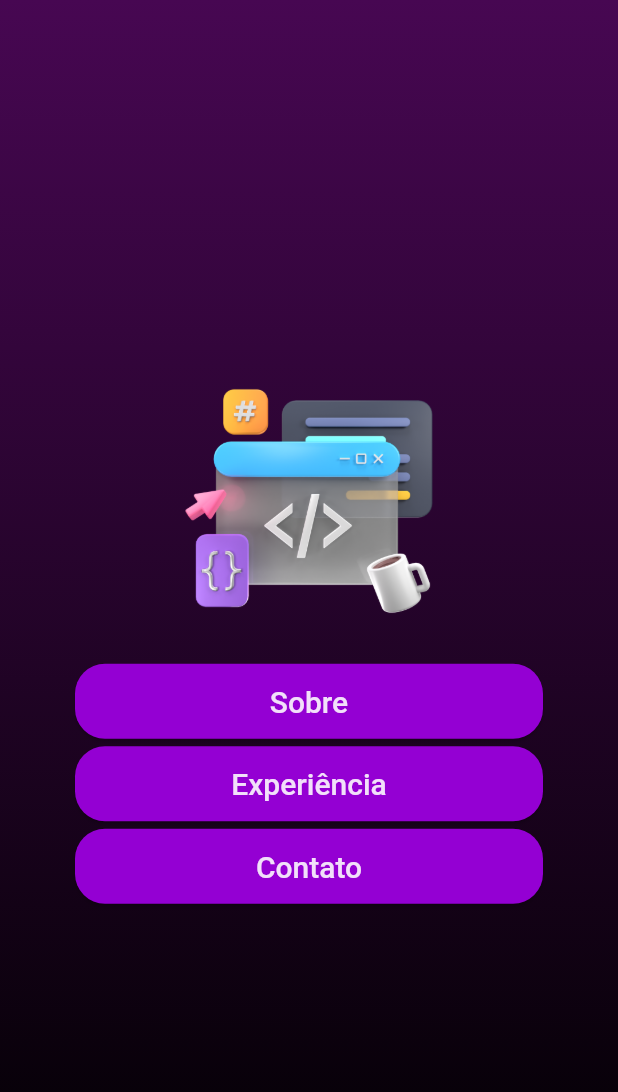
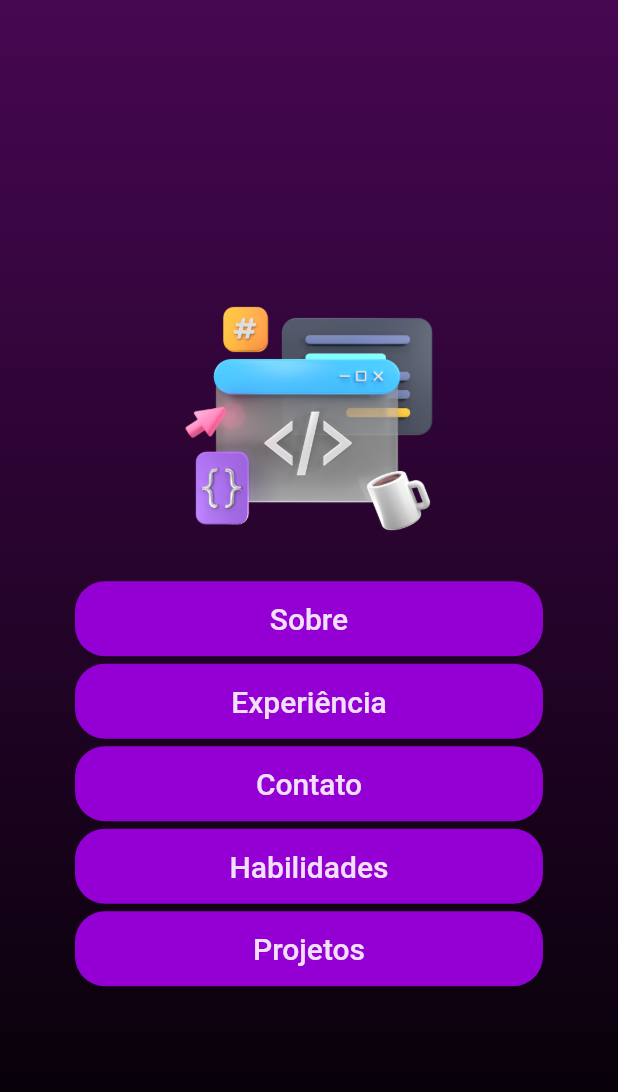
Before and after one commit to FloraRosaPupo/Portifolio, a Flutter app: the HomePage screen opened directly, on a phone screen of 412 x 824 dp. Shown: the top 1092 px of the screen. Run offline on Flutter 3.47's test engine with Material 3 defaults, Android fonts, the light colour scheme and no system bars; our stand-ins replace font_awesome_flutter; project files that could hold a hidden picture were left out.

Commit message:
novas paginas

```diff
--- a/lib/pages/home_page.dart
+++ b/lib/pages/home_page.dart
@@ -3,6 +3,8 @@
 import 'package:flutter/material.dart';
 import 'package:portifolio/pages/contato_page.dart';
 import 'package:portifolio/pages/experiencia_dart.dart';
+import 'package:portifolio/pages/habilidades_page.dart';
+import 'package:portifolio/pages/projeto_page.dart';
 import 'package:portifolio/pages/sobre_page.dart';
 import '../shared/constants.dart';
 
@@ -88,6 +90,14 @@ class _HomePageState extends State<HomePage> with TickerProviderStateMixin {
                   height: 5,
                 ),
                 botaoPainel(context, ContatoPage(), 'Contato'),
+                SizedBox(
+                  height: 5,
+                ),
+                botaoPainel(context, habilidadePage(), 'Habilidades'),
+                SizedBox(
+                  height: 5,
+                ),
+                botaoPainel(context, projetoPage(), 'Projetos'),
               ],
             ),
           ),
```
Also changed, not shown: lib/pages/habilidades_page.dart (added, +10 -0 lines), lib/pages/projeto_page.dart (added, +15 -0 lines).
